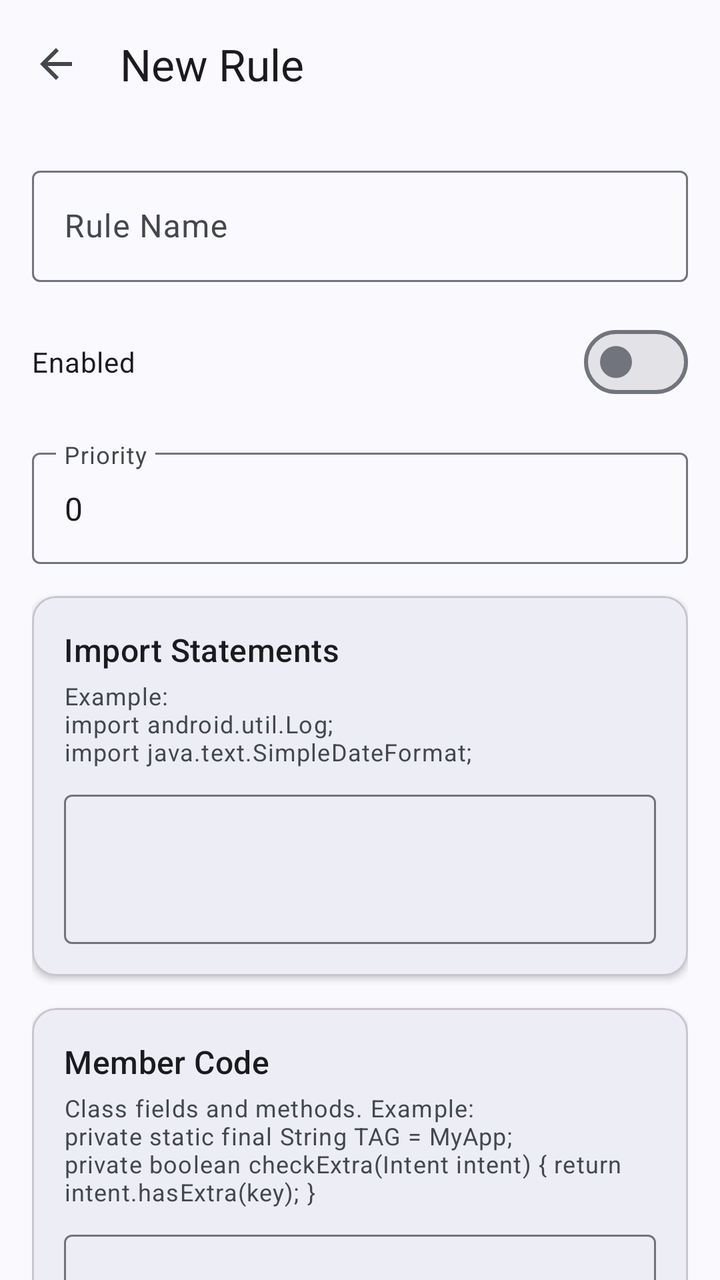
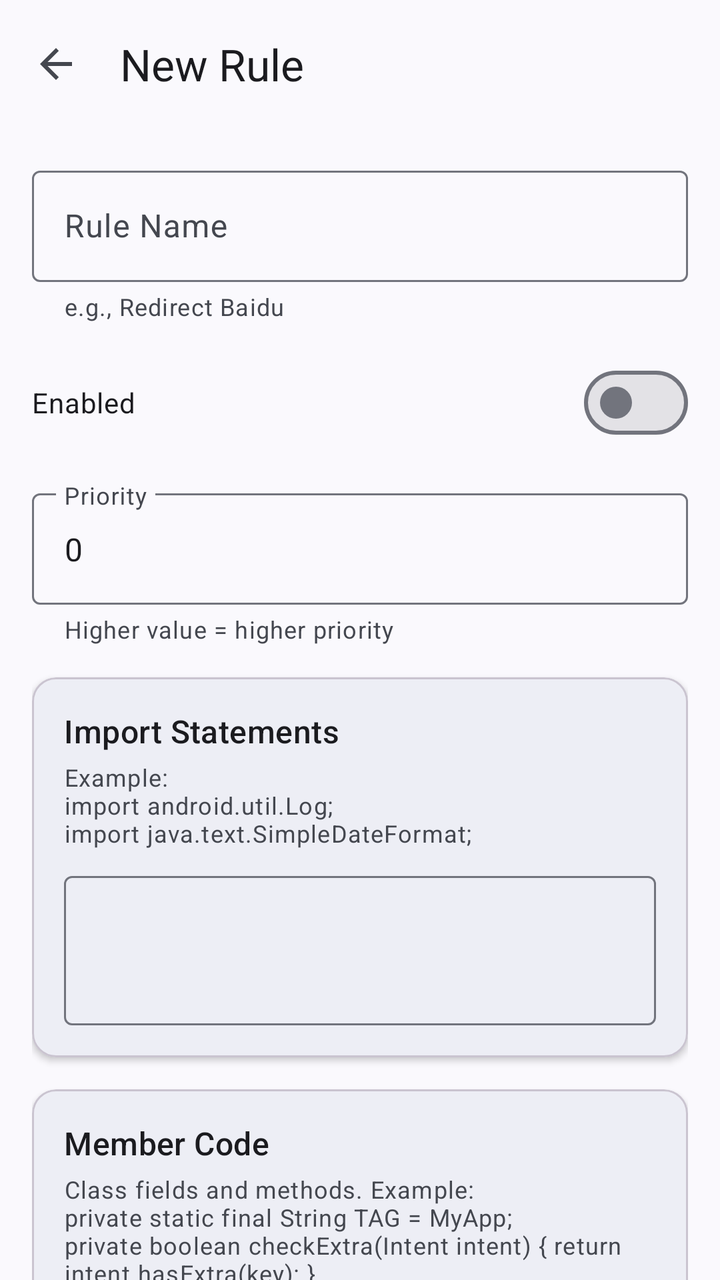

Two renders of the same Android screen: before a commit and after it. Below are the layout's source before the change and the commit's diff.
<!-- AndroidManifest.xml: application theme AppTheme -->
<!-- res/layout/activity_rule_editor.xml -->
<?xml version="1.0" encoding="utf-8"?>
<androidx.coordinatorlayout.widget.CoordinatorLayout xmlns:android="http://schemas.android.com/apk/res/android"
    xmlns:app="http://schemas.android.com/apk/res-auto"
    android:layout_width="match_parent"
    android:layout_height="match_parent">

    <com.google.android.material.appbar.AppBarLayout
        android:layout_width="match_parent"
        android:layout_height="wrap_content">

        <com.google.android.material.appbar.MaterialToolbar
            android:id="@+id/toolbar"
            android:layout_width="match_parent"
            android:layout_height="?attr/actionBarSize"
            app:navigationIcon="?attr/homeAsUpIndicator"
            app:title="@string/new_rule" />

    </com.google.android.material.appbar.AppBarLayout>

    <androidx.core.widget.NestedScrollView
        android:layout_width="match_parent"
        android:layout_height="match_parent"
        app:layout_behavior="@string/appbar_scrolling_view_behavior">

        <LinearLayout
            android:layout_width="match_parent"
            android:layout_height="wrap_content"
            android:orientation="vertical"
            android:padding="16dp">

            <com.google.android.material.textfield.TextInputLayout
                android:layout_width="match_parent"
                android:layout_height="wrap_content"
                android:hint="@string/rule_name"
                style="@style/Widget.Material3.TextInputLayout.OutlinedBox">

                <com.google.android.material.textfield.TextInputEditText
                    android:id="@+id/inputName"
                    android:layout_width="match_parent"
                    android:layout_height="wrap_content"
                    android:inputType="text"
                    android:maxLines="1" />

            </com.google.android.material.textfield.TextInputLayout>

            <com.google.android.material.materialswitch.MaterialSwitch
                android:id="@+id/switchEnabled"
                android:layout_width="match_parent"
                android:layout_height="wrap_content"
                android:layout_marginTop="16dp"
                android:text="@string/enabled" />

            <com.google.android.material.textfield.TextInputLayout
                android:layout_width="match_parent"
                android:layout_height="wrap_content"
                android:layout_marginTop="16dp"
                android:hint="@string/priority"
                style="@style/Widget.Material3.TextInputLayout.OutlinedBox">

                <com.google.android.material.textfield.TextInputEditText
                    android:id="@+id/inputPriority"
                    android:layout_width="match_parent"
                    android:layout_height="wrap_content"
                    android:inputType="number"
                    android:maxLines="1"
                    android:text="0" />

            </com.google.android.material.textfield.TextInputLayout>

            <com.google.android.material.card.MaterialCardView
                android:layout_width="match_parent"
                android:layout_height="wrap_content"
                android:layout_marginTop="16dp"
                app:cardElevation="2dp">

                <LinearLayout
                    android:layout_width="match_parent"
                    android:layout_height="wrap_content"
                    android:orientation="vertical"
                    android:padding="16dp">

                    <TextView
                        android:layout_width="wrap_content"
                        android:layout_height="wrap_content"
                        android:text="@string/imports_code"
                        android:textAppearance="?attr/textAppearanceTitleMedium" />

                    <TextView
                        android:layout_width="wrap_content"
                        android:layout_height="wrap_content"
                        android:layout_marginTop="4dp"
                        android:text="@string/imports_hint"
                        android:textAppearance="?attr/textAppearanceBodySmall"
                        android:textColor="?attr/colorOnSurfaceVariant" />

                    <com.google.android.material.textfield.TextInputLayout
                        android:layout_width="match_parent"
                        android:layout_height="wrap_content"
                        android:layout_marginTop="8dp"
                        style="@style/Widget.Material3.TextInputLayout.OutlinedBox">

                        <com.google.android.material.textfield.TextInputEditText
                            android:id="@+id/inputImports"
                            android:layout_width="match_parent"
                            android:layout_height="wrap_content"
                            android:fontFamily="monospace"
                            android:gravity="top"
                            android:inputType="textMultiLine"
                            android:minLines="2" />

                    </com.google.android.material.textfield.TextInputLayout>

                </LinearLayout>

            </com.google.android.material.card.MaterialCardView>

            <com.google.android.material.card.MaterialCardView
                android:layout_width="match_parent"
                android:layout_height="wrap_content"
                android:layout_marginTop="16dp"
                app:cardElevation="2dp">

                <LinearLayout
                    android:layout_width="match_parent"
                    android:layout_height="wrap_content"
                    android:orientation="vertical"
                    android:padding="16dp">

                    <TextView
                        android:layout_width="wrap_content"
                        android:layout_height="wrap_content"
                        android:text="@string/members_code"
                        android:textAppearance="?attr/textAppearanceTitleMedium" />

                    <TextView
                        android:layout_width="wrap_content"
                        android:layout_height="wrap_content"
                        android:layout_marginTop="4dp"
                        android:text="@string/members_hint"
                        android:textAppearance="?attr/textAppearanceBodySmall"
                        android:textColor="?attr/colorOnSurfaceVariant" />

                    <com.google.android.material.textfield.TextInputLayout
                        android:layout_width="match_parent"
                        android:layout_height="wrap_content"
                        android:layout_marginTop="8dp"
                        style="@style/Widget.Material3.TextInputLayout.OutlinedBox">

                        <com.google.android.material.textfield.TextInputEditText
                            android:id="@+id/inputMembers"
                            android:layout_width="match_parent"
                            android:layout_height="wrap_content"
                            android:fontFamily="monospace"
                            android:gravity="top"
                            android:inputType="textMultiLine"
                            android:minLines="3" />

                    </com.google.android.material.textfield.TextInputLayout>

                </LinearLayout>

            </com.google.android.material.card.MaterialCardView>

            <com.google.android.material.card.MaterialCardView
                android:layout_width="match_parent"
                android:layout_height="wrap_content"
                android:layout_marginTop="24dp"
                app:cardElevation="2dp">

                <LinearLayout
                    android:layout_width="match_parent"
                    android:layout_height="wrap_content"
                    android:orientation="vertical"
                    android:padding="16dp">

                    <TextView
                        android:layout_width="wrap_content"
                        android:layout_height="wrap_content"
                        android:text="@string/condition_code"
                        android:textAppearance="?attr/textAppearanceTitleMedium" />

                    <TextView
                        android:layout_width="wrap_content"
                        android:layout_height="wrap_content"
                        android:layout_marginTop="4dp"
                        android:text="@string/condition_hint"
                        android:textAppearance="?attr/textAppearanceBodySmall"
                        android:textColor="?attr/colorOnSurfaceVariant" />

                    <com.google.android.material.textfield.TextInputLayout
                        android:layout_width="match_parent"
                        android:layout_height="wrap_content"
                        android:layout_marginTop="8dp"
                        style="@style/Widget.Material3.TextInputLayout.OutlinedBox">

                        <com.google.android.material.textfield.TextInputEditText
                            android:id="@+id/inputCondition"
                            android:layout_width="match_parent"
                            android:layout_height="wrap_content"
                            android:fontFamily="monospace"
                            android:gravity="top"
                            android:inputType="textMultiLine"
                            android:minLines="3" />

                    </com.google.android.material.textfield.TextInputLayout>

                </LinearLayout>

            </com.google.android.material.card.MaterialCardView>

            <com.google.android.material.card.MaterialCardView
                android:layout_width="match_parent"
                android:layout_height="wrap_content"
                android:layout_marginTop="16dp"
                app:cardElevation="2dp">

                <LinearLayout
                    android:layout_width="match_parent"
                    android:layout_height="wrap_content"
                    android:orientation="vertical"
                    android:padding="16dp">

                    <TextView
                        android:layout_width="wrap_content"
                        android:layout_height="wrap_content"
                        android:text="@string/action_code"
                        android:textAppearance="?attr/textAppearanceTitleMedium" />

                    <TextView
                        android:layout_width="wrap_content"
                        android:layout_height="wrap_content"
                        android:layout_marginTop="4dp"
                        android:text="@string/action_hint"
                        android:textAppearance="?attr/textAppearanceBodySmall"
                        android:textColor="?attr/colorOnSurfaceVariant" />

                    <com.google.android.material.textfield.TextInputLayout
                        android:layout_width="match_parent"
                        android:layout_height="wrap_content"
                        android:layout_marginTop="8dp"
                        style="@style/Widget.Material3.TextInputLayout.OutlinedBox">

                        <com.google.android.material.textfield.TextInputEditText
                            android:id="@+id/inputAction"
                            android:layout_width="match_parent"
                            android:layout_height="wrap_content"
                            android:fontFamily="monospace"
                            android:gravity="top"
                            android:inputType="textMultiLine"
                            android:minLines="6" />

                    </com.google.android.material.textfield.TextInputLayout>

                </LinearLayout>

            </com.google.android.material.card.MaterialCardView>

            <LinearLayout
                android:layout_width="match_parent"
                android:layout_height="wrap_content"
                android:layout_marginTop="24dp"
                android:orientation="horizontal">

                <com.google.android.material.button.MaterialButton
                    android:id="@+id/buttonTestCompile"
                    android:layout_width="0dp"
                    android:layout_height="wrap_content"
                    android:layout_weight="1"
                    android:layout_marginEnd="8dp"
                    android:text="@string/test_compile"
                    style="@style/Widget.Material3.Button.TonalButton" />

                <com.google.android.material.button.MaterialButton
                    android:id="@+id/buttonSave"
                    android:layout_width="0dp"
                    android:layout_height="wrap_content"
                    android:layout_weight="1"
                    android:layout_marginStart="8dp"
                    android:text="@string/save" />

            </LinearLayout>

            <TextView
                android:id="@+id/textCompileResult"
                android:layout_width="match_parent"
                android:layout_height="wrap_content"
                android:layout_marginTop="16dp"
                android:textAppearance="?attr/textAppearanceBodyMedium"
                android:visibility="gone" />

        </LinearLayout>

    </androidx.core.widget.NestedScrollView>

</androidx.coordinatorlayout.widget.CoordinatorLayout>
<!-- resources referenced by this layout -->
<resources>
  <string name="action_code">Action Code</string>
  <string name="action_hint">Each statement must end with a semicolon. Example: result.setPackage("com.custom.package");\n\nBuilt-in variables: ctx (Context), intent (original Intent), result (modified Intent)\n\nExample: ctx.startActivity(result);</string>
  <string name="condition_code">Condition Code</string>
  <string name="condition_hint">Must return boolean. Each statement must end with a semicolon. Example:\nintent.getPackage().contains("com.baidu");\n\nBuilt-in variables: ctx (Context), intent (original Intent), result (modified Intent)\n\nNote: some launchers may not set getPackage(), use:\nintent.getPackage() != null ? intent.getPackage() : intent.getComponent().getPackageName()</string>
  <string name="enabled">Enabled</string>
  <string name="imports_code">Import Statements</string>
  <string name="imports_hint">Example:\nimport android.util.Log;\nimport java.text.SimpleDateFormat;</string>
  <string name="members_code">Member Code</string>
  <string name="members_hint">Class fields and methods. Example:\nprivate static final String TAG = "MyApp";\nprivate boolean checkExtra(Intent intent) { return intent.hasExtra("key"); }</string>
  <string name="new_rule">New Rule</string>
  <string name="priority">Priority</string>
  <string name="rule_name">Rule Name</string>
  <string name="save">Save</string>
  <string name="test_compile">Test Compile</string>
  <style name="AppTheme" parent="Theme.Material3.DynamicColors.Light.NoActionBar">
          <item name="windowActionBar">false</item>
          <item name="windowNoTitle">true</item>
      </style>
</resources>

<!-- the commit's change to res/layout/activity_rule_editor.xml (unified diff, before → after) -->
@@ -32,7 +32,8 @@
                 android:layout_width="match_parent"
                 android:layout_height="wrap_content"
                 android:hint="@string/rule_name"
-                style="@style/Widget.Material3.TextInputLayout.OutlinedBox">
+                style="@style/Widget.Material3.TextInputLayout.OutlinedBox"
+                app:helperText="@string/rule_name_hint">
 
                 <com.google.android.material.textfield.TextInputEditText
                     android:id="@+id/inputName"
@@ -55,7 +56,8 @@
                 android:layout_height="wrap_content"
                 android:layout_marginTop="16dp"
                 android:hint="@string/priority"
-                style="@style/Widget.Material3.TextInputLayout.OutlinedBox">
+                style="@style/Widget.Material3.TextInputLayout.OutlinedBox"
+                app:helperText="@string/priority_hint">
 
                 <com.google.android.material.textfield.TextInputEditText
                     android:id="@+id/inputPriority"
<!-- resource entries referenced after the edit -->
@@ -11,7 +11,9 @@
   <string name="members_hint">Class fields and methods. Example:\nprivate static final String TAG = "MyApp";\nprivate boolean checkExtra(Intent intent) { return intent.hasExtra("key"); }</string>
   <string name="new_rule">New Rule</string>
   <string name="priority">Priority</string>
+  <string name="priority_hint">Higher value = higher priority</string>
   <string name="rule_name">Rule Name</string>
+  <string name="rule_name_hint">e.g., Redirect Baidu</string>
   <string name="save">Save</string>
   <string name="test_compile">Test Compile</string>
   <style name="AppTheme" parent="Theme.Material3.DynamicColors.Light.NoActionBar">
